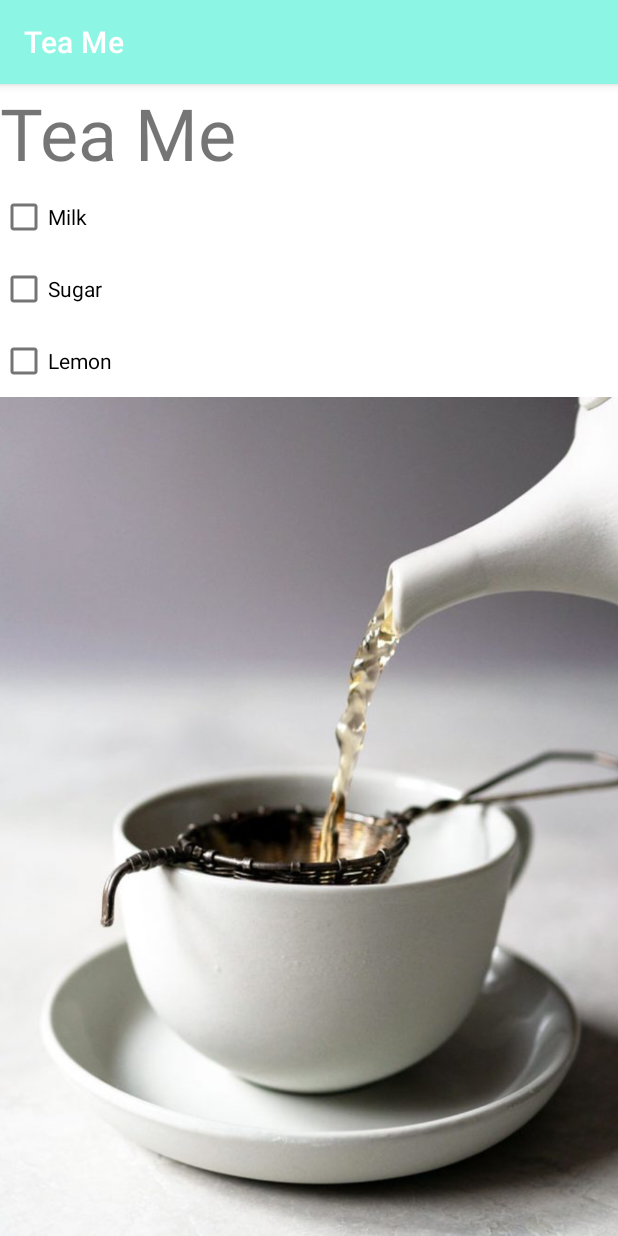
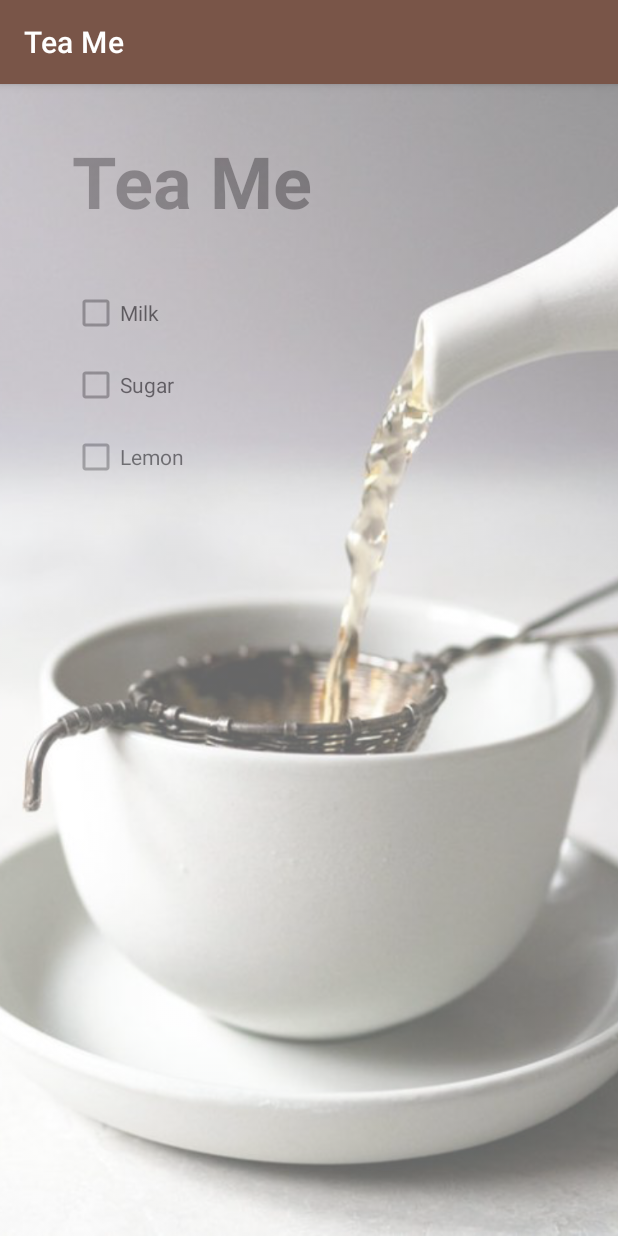
Before and after one commit to MobileApps-Cascadia/EX2-TeaMe, an Android app: the screen it shows after launch (MainActivity), on a phone screen of 412 x 824 dp. Run offline under Robolectric (Android 15) with nearby library versions, the phone set to English and light mode, and no system bars.

Commit message:
-m "Exercise 2: Tea Me"

```diff
--- a/app/src/main/java/edu/cascadia/mobile/apps/tea_me/MainActivity.kt
+++ b/app/src/main/java/edu/cascadia/mobile/apps/tea_me/MainActivity.kt
@@ -2,6 +2,7 @@ package edu.cascadia.mobile.apps.tea_me
 
 import androidx.appcompat.app.AppCompatActivity
 import android.os.Bundle
+import android.view.View
 import android.widget.CheckBox
 import android.widget.CompoundButton
 import android.widget.Toast
@@ -21,11 +22,19 @@ class MainActivity : AppCompatActivity() {
         sugarCheckBox = findViewById(R.id.sugarBox)
         lemonCheckBox = findViewById(R.id.lemonBox)
 
-        //TODO: Assign each checkbox an EventHandler using a setOnCheckedChangeListener to calls the clickIt function with two parameters
-
+        //: Assign each checkbox an EventHandler using a setOnCheckedChangeListener to calls the clickIt function with two parameters
+        milkCheckBox.setOnClickListener { view: View ->
+            Toast.makeText(this, "milk check box", Toast.LENGTH_SHORT).show()
+        }
+        sugarCheckBox.setOnClickListener { view: View ->
+            Toast.makeText(this, "sugar check box", Toast.LENGTH_SHORT).show()
         }
 
-    fun clickIt(box: CompoundButton, selected: Boolean ) {
+        lemonCheckBox.setOnClickListener { view: View ->
+            Toast.makeText(this, "lemon check box", Toast.LENGTH_SHORT).show()
+        }
+
+        fun clickIt(box: CompoundButton, selected: Boolean) {
             //Add or remove the items text value to ArrayList depending on whether it was checked or unchecked
             if (selected) TeaGoodies.add(box.text)
             else TeaGoodies.remove(box.text)
@@ -34,10 +43,11 @@ class MainActivity : AppCompatActivity() {
             //TODO: Add the word "Love" to the end of every string built
             val goodiesString = StringBuilder("Tea with ")
             for (goodies in TeaGoodies) {
-            goodiesString.append(goodies).append(", ")
+                goodiesString.append(goodies).append(",Love ").append(clickIt(box, selected))
             }
             //Display the string as a temporary popup - called a "Toast"
             Toast.makeText(this@MainActivity, goodiesString, Toast.LENGTH_SHORT).show()
         }
 
     }
+}
--- a/app/src/main/res/layout/activity_main.xml
+++ b/app/src/main/res/layout/activity_main.xml
@@ -1,47 +1,80 @@
 <?xml version="1.0" encoding="utf-8"?>
-<!-- TODO : Change the Linear Layout to ConstraintLayout -->
-<LinearLayout xmlns:android="http://schemas.android.com/apk/res/android"
+<!-- : Change the Linear Layout to ConstraintLayout -->
+<androidx.constraintlayout.widget.ConstraintLayout xmlns:android="http://schemas.android.com/apk/res/android"
     xmlns:tools="http://schemas.android.com/tools"
     android:layout_width="match_parent"
     android:layout_height="match_parent"
+    xmlns:app="http://schemas.android.com/apk/res-auto"
     android:orientation="vertical"
     tools:context=".MainActivity">
 
-    <!-- TODO : Add constraints to position the check boxes and text view,
+    <!-- : Add constraints to position the check boxes and text view,
                 over the top-left gray area of the image as shown in the Exercise doc -->
 
     <TextView
         android:id="@+id/headingText"
         android:layout_width="wrap_content"
         android:layout_height="wrap_content"
-        android:text="Tea Me"
-        android:textSize="48dp"
-        />
+        android:layout_marginStart="48dp"
+        android:layout_marginTop="32dp"
+        android:text="@string/tea_me"
+        android:textStyle="bold"
+        android:textSize="48sp"
+
+        app:layout_constraintLeft_toLeftOf="parent"
+        app:layout_constraintTop_toTopOf="parent" />
 
     <CheckBox
         android:id="@+id/milkBox"
         android:layout_width="wrap_content"
         android:layout_height="wrap_content"
-        android:text="Milk" />
+        android:text="@string/milk"
+        app:layout_constraintTop_toBottomOf="@id/headingText"
+        app:layout_constraintLeft_toLeftOf="@id/headingText"
+        android:layout_marginTop="32dp"
+
+
+        />
 
     <CheckBox
         android:id="@+id/sugarBox"
         android:layout_width="wrap_content"
         android:layout_height="wrap_content"
-        android:text="Sugar" />
+        android:text="@string/sugar"
+        app:layout_constraintTop_toBottomOf="@id/milkBox"
+        app:layout_constraintLeft_toLeftOf="@id/milkBox"
+
+        />
 
     <CheckBox
         android:id="@+id/lemonBox"
         android:layout_width="wrap_content"
         android:layout_height="wrap_content"
-        android:text="Lemon" />
+        android:text="@string/lemon"
+
+        app:layout_constraintTop_toBottomOf="@id/sugarBox"
+        app:layout_constraintLeft_toLeftOf="@id/sugarBox"
+        />
 
     <ImageView
         android:id="@+id/teaImage"
         android:layout_width="wrap_content"
         android:layout_height="wrap_content"
+        android:contentDescription="@string/tea_me"
         android:scaleType="centerCrop"
-        android:src="@drawable/tea" />
+        android:src="@drawable/tea"
+        android:alpha="0.6"
 
 
-</LinearLayout>
+
+
+
+
+        app:layout_constraintBottom_toBottomOf="parent"
+        app:layout_constraintTop_toTopOf="parent"
+
+
+        app:layout_constraintTop_toBottomOf="@id/teaImage" />
+
+
+</androidx.constraintlayout.widget.ConstraintLayout>
--- a/app/src/main/res/values/colors.xml
+++ b/app/src/main/res/values/colors.xml
@@ -1,9 +1,9 @@
 <?xml version="1.0" encoding="utf-8"?>
 <resources>
-    <color name="primary">#8DF5E3</color>
+    <color name="primary">#795548</color>
     <color name="secondary">#FF5252</color>
     <color name="secondary_dark">#9C1A1A</color>
-    <color name="primary_dark">#34A192</color>
+    <color name="primary_dark">#5D4037</color>
     <color name="primary_light">#D7CCC8</color>
     <color name="accent">#FF5252</color>
     <color name="accent_mute">#D7CCC8</color>
@@ -11,4 +11,9 @@
     <color name="secondary_text">#757575</color>
     <color name="icons">#FFFFFF</color>
     <color name="divider">#BDBDBD</color>
+    <color name="tea_friendly">#795548</color>
+    <color name="tea_friendly_dark">#5D4037</color>
+
+
+
 </resources>
--- a/app/src/main/res/values/strings.xml
+++ b/app/src/main/res/values/strings.xml
@@ -1,4 +1,8 @@
 <resources>
     <string name="app_name">Tea Me</string>
+    <string name="milk">Milk</string>
+    <string name="tea_me">Tea Me</string>
+    <string name="sugar">Sugar</string>
+    <string name="lemon">Lemon</string>
 
 </resources>
```
Lines whose indentation alone changed are shown as unchanged.
